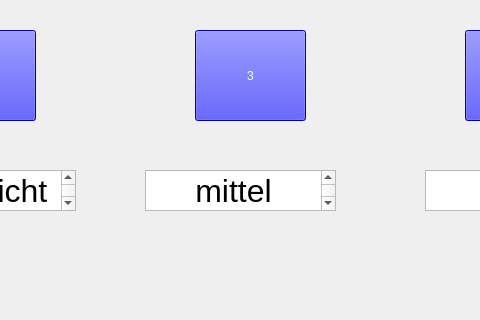
Before: the Qt Designer form forms/diff.ui in IKI-Lab/auscultation_AI_noise_exp, drawn with Qt 5; both pictures show x 475 to 955 and y 330 to 650 of the 1350 by 650 pixel window.
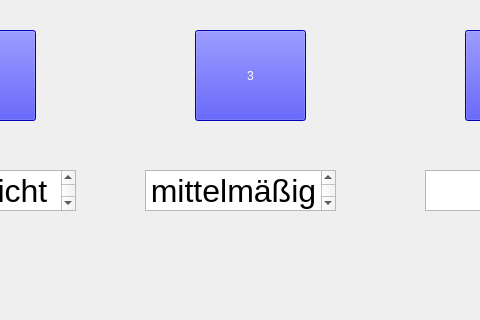
After: the same form once the commit is applied.

What changed in the file:
```diff
--- a/forms/diff.ui
+++ b/forms/diff.ui
@@ -160,7 +160,7 @@
 &lt;html&gt;&lt;head&gt;&lt;meta name=&quot;qrichtext&quot; content=&quot;1&quot; /&gt;&lt;style type=&quot;text/css&quot;&gt;
 p, li { white-space: pre-wrap; }
 &lt;/style&gt;&lt;/head&gt;&lt;body style=&quot; font-family:'.AppleSystemUIFont'; font-size:13pt; font-weight:400; font-style:normal;&quot;&gt;
-&lt;p align=&quot;center&quot; style=&quot; margin-top:0px; margin-bottom:0px; margin-left:0px; margin-right:0px; -qt-block-indent:0; text-indent:0px;&quot;&gt;&lt;span style=&quot; font-size:24pt;&quot;&gt;mittel schwierig&lt;/span&gt;&lt;/p&gt;
+&lt;p align=&quot;center&quot; style=&quot; margin-top:0px; margin-bottom:0px; margin-left:0px; margin-right:0px; -qt-block-indent:0; text-indent:0px;&quot;&gt;&lt;span style=&quot; font-size:24pt;&quot;&gt;mittelmäßig&lt;/span&gt;&lt;/p&gt;
 &lt;p align=&quot;center&quot; style=&quot;-qt-paragraph-type:empty; margin-top:0px; margin-bottom:0px; margin-left:0px; margin-right:0px; -qt-block-indent:0; text-indent:0px; font-size:24pt;&quot;&gt;&lt;br /&gt;&lt;/p&gt;&lt;/body&gt;&lt;/html&gt;</string>
    </property>
   </widget>
```
